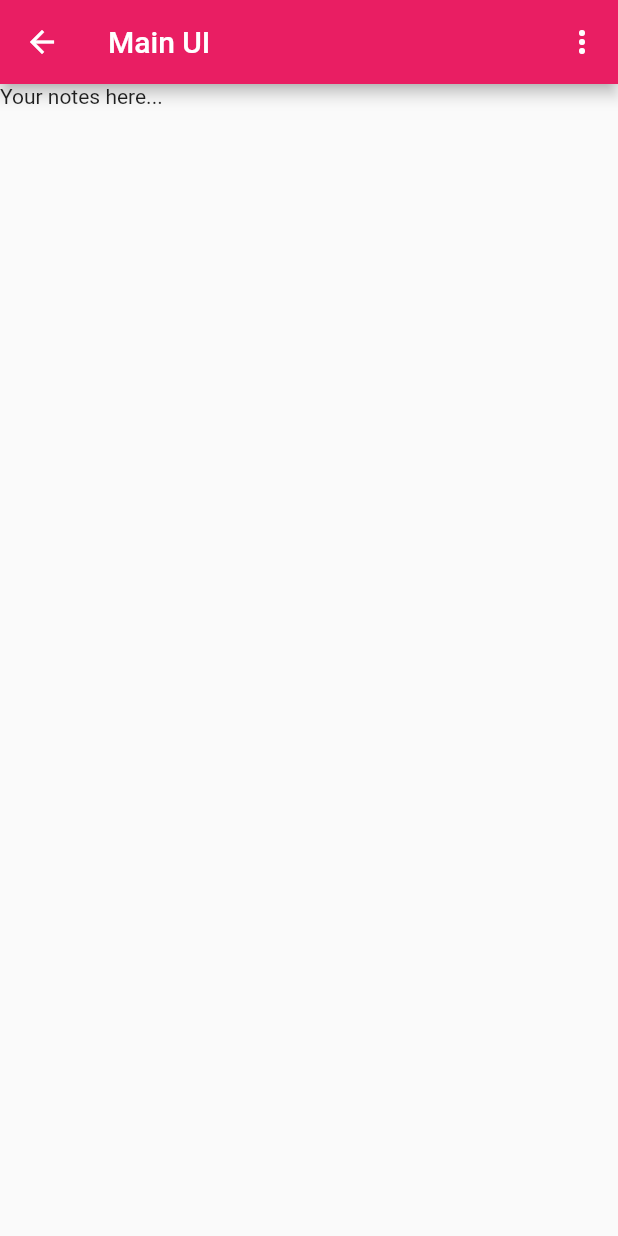
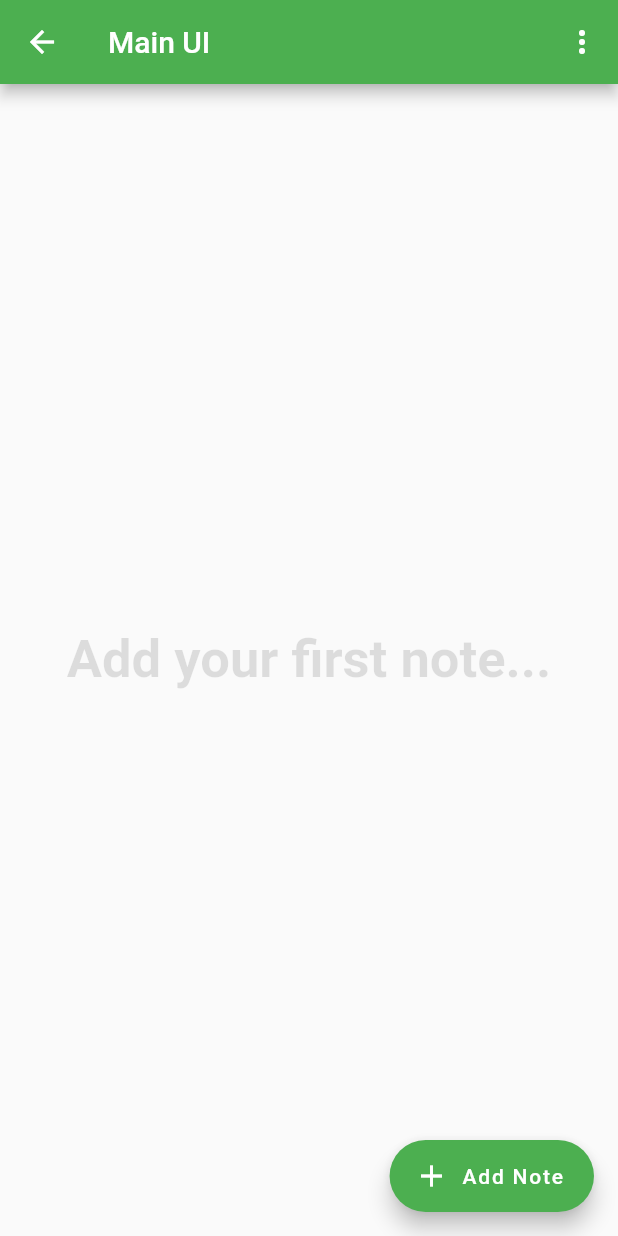
Before and after one commit to rmishra0451/notes-app, a Flutter app: the NotesView screen opened by its route, on a phone screen of 412 x 824 dp. Run offline on Flutter 3.47's test engine with Material 2 defaults, Android fonts, the phone set to English and light mode, and no system bars; our stand-ins replace firebase_auth, firebase_core, sqflite; accounts and stored records are empty; network calls fail.

Commit message:
Added functionality to Add A Note from UI.

```diff
--- a/lib/constants/routes.dart
+++ b/lib/constants/routes.dart
@@ -2,3 +2,4 @@ const loginRoute = '/login/';
 const registerRoute = '/register/';
 const notesRoute = '/notes/';
 const verifyEmailRoute = '/verify-email/';
+const newNotesRoute = '/notes/new-note/';
--- /dev/null
+++ b/lib/notes/notes_view.dart
@@ -0,0 +1,98 @@
+import 'package:flutter/material.dart';
+import 'package:mynotes/services/auth/auth_service.dart';
+import 'package:mynotes/services/crud/notes_service.dart';
+import '../constants/routes.dart';
+import '../dialogs/logout_dialog.dart';
+import '../enums/menu_actions.dart';
+
+class NotesView extends StatefulWidget {
+  const NotesView({Key? key}) : super(key: key);
+
+  @override
+  State<NotesView> createState() => _NotesViewState();
+}
+
+class _NotesViewState extends State<NotesView> {
+  late final NotesService _notesService;
+  String get userEmail => AuthService.firebase().currentUser!.email!;
+
+  @override
+  void initState() {
+    _notesService = NotesService();
+    //not needed since we added ensureDbIsOpen Function
+    // _notesService.open();
+    super.initState();
+  }
+
+  @override
+  void dispose() {
+    _notesService = NotesService();
+    _notesService.close();
+    super.dispose();
+  }
+
+  @override
+  Widget build(BuildContext context) {
+    return Scaffold(
+        appBar: AppBar(
+          title: const Text('Main UI'),
+          actions: [
+            PopupMenuButton<MenuAction>(
+              onSelected: (value) async {
+                switch (value) {
+                  case MenuAction.logout:
+                    final shouldLogout = await showLogOutDialog(context);
+                    if (shouldLogout) {
+                      await AuthService.firebase().logOut();
+                      Navigator.of(context)
+                          .pushNamedAndRemoveUntil(loginRoute, (_) => false);
+                    }
+                }
+              },
+              itemBuilder: (context) {
+                return const [
+                  PopupMenuItem<MenuAction>(
+                      value: MenuAction.logout, child: Text('Log out'))
+                ];
+              },
+            )
+          ],
+        ),
+        body: Center(
+          child: (FutureBuilder(
+              future: _notesService.getOrCreateUser(email: userEmail),
+              builder: (context, snapshot) {
+                switch (snapshot.connectionState) {
+                  case ConnectionState.done:
+                    return StreamBuilder(
+                        stream: _notesService.allNotes,
+                        builder: (context, snapshot) {
+                          switch (snapshot.connectionState) {
+                            case ConnectionState.waiting:
+                            case ConnectionState.active:
+                              return const Text('Add your first note...',
+                                  // textAlign: TextAlign.center,
+                                  style: TextStyle(
+                                      fontWeight: FontWeight.bold,
+                                      fontSize: 35,
+                                      color: Colors.black12));
+                            default:
+                              return const CircularProgressIndicator.adaptive();
+                          }
+                        });
+
+                  default:
+                    return const CircularProgressIndicator.adaptive();
+                }
+              })),
+        ),
+        floatingActionButton: FloatingActionButton.extended(
+          onPressed: () {
+            Navigator.of(context).pushNamed(newNotesRoute);
+          },
+          label: const Text('Add Note'),
+          icon: const Icon(Icons.add),
+          backgroundColor: Colors.green,
+        ));
+  }
+}
--- a/lib/views/notes_view.dart
+++ /dev/null
@@ -1,83 +0,0 @@
-import 'package:flutter/material.dart';
-import 'package:mynotes/services/auth/auth_service.dart';
-import 'package:mynotes/services/crud/notes_service.dart';
-import '../constants/routes.dart';
-import '../dialogs/logout_dialog.dart';
-import '../enums/menu_actions.dart';
-
-class NotesView extends StatefulWidget {
-  const NotesView({Key? key}) : super(key: key);
-
-  @override
-  State<NotesView> createState() => _NotesViewState();
-}
-
-class _NotesViewState extends State<NotesView> {
-  late final NotesService _notesService;
-  String get userEmail => AuthService.firebase().currentUser!.email!;
-
-  @override
-  void initState() {
-    _notesService = NotesService();
-    //not needed since we added ensureDbIsOpen Function
-    // _notesService.open();
-    super.initState();
-  }
-
-  @override
-  void dispose() {
-    _notesService = NotesService();
-    _notesService.close();
-    super.dispose();
-  }
-
-  @override
-  Widget build(BuildContext context) {
-    return Scaffold(
-      appBar: AppBar(
-        title: const Text('Main UI'),
-        actions: [
-          PopupMenuButton<MenuAction>(
-            onSelected: (value) async {
-              switch (value) {
-                case MenuAction.logout:
-                  final shouldLogout = await showLogOutDialog(context);
-                  if (shouldLogout) {
-                    await AuthService.firebase().logOut();
-                    Navigator.of(context)
-                        .pushNamedAndRemoveUntil(loginRoute, (_) => false);
-                  }
-              }
-            },
-            itemBuilder: (context) {
-              return const [
-                PopupMenuItem<MenuAction>(
-                    value: MenuAction.logout, child: Text('Log out'))
-              ];
-            },
-          )
-        ],
-      ),
-      body: FutureBuilder(
-          future: _notesService.getOrCreateUser(email: userEmail),
-          builder: (context, snapshot) {
-            switch (snapshot.connectionState) {
-              case ConnectionState.done:
-                return StreamBuilder(
-                    stream: _notesService.allNotes,
-                    builder: (context, snapshot) {
-                      switch (snapshot.connectionState) {
-                        case ConnectionState.waiting:
-                          return const Text('Your notes here...');
-                        default:
-                          return const CircularProgressIndicator.adaptive();
-                      }
-                    });
-
-              default:
-                return const CircularProgressIndicator.adaptive();
-            }
-          }),
-    );
-  }
-}
```
Also changed, not shown: lib/main.dart (+6 -3 lines), lib/notes/new_notes_view.dart (added, +132 -0 lines).
